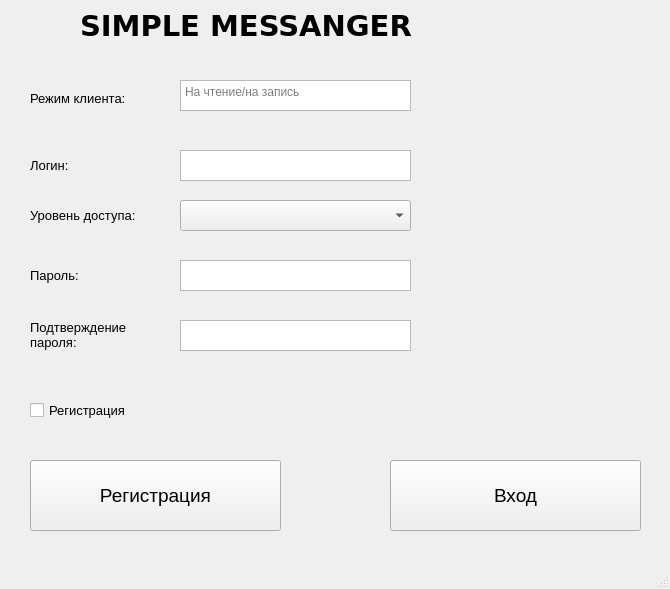
Above: GUI/messanger.ui from olga1110/ChatProg before the change. Below: the same form after it.
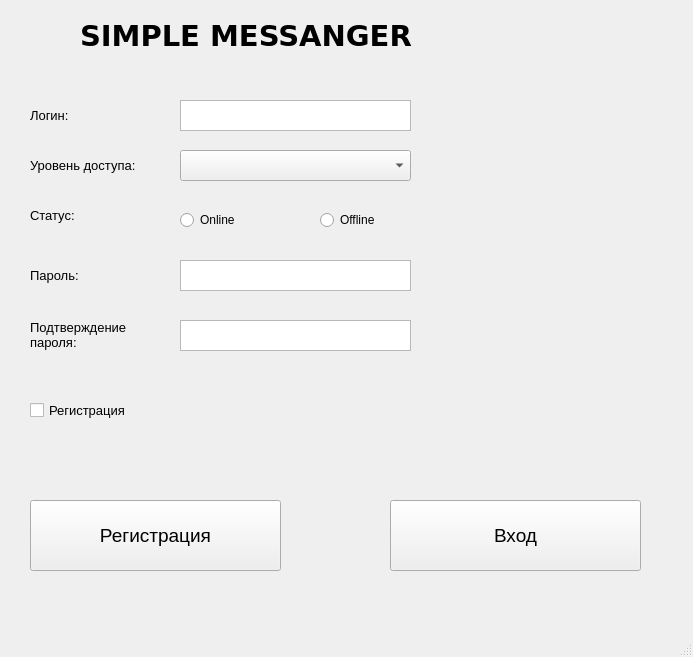
That is the form after the change.

Diff of the .ui file:
```diff
--- a/GUI/messanger.ui
+++ b/GUI/messanger.ui
@@ -6,8 +6,8 @@
    <rect>
     <x>0</x>
     <y>0</y>
-    <width>670</width>
-    <height>589</height>
+    <width>693</width>
+    <height>657</height>
    </rect>
   </property>
   <property name="windowTitle">
@@ -18,7 +18,7 @@
     <property name="geometry">
      <rect>
       <x>180</x>
-      <y>150</y>
+      <y>100</y>
       <width>231</width>
       <height>31</height>
      </rect>
@@ -28,7 +28,7 @@
     <property name="geometry">
      <rect>
       <x>30</x>
-      <y>150</y>
+      <y>100</y>
       <width>131</width>
       <height>31</height>
      </rect>
@@ -46,7 +46,7 @@
     <property name="geometry">
      <rect>
       <x>80</x>
-      <y>0</y>
+      <y>10</y>
       <width>431</width>
       <height>51</height>
      </rect>
@@ -67,7 +67,7 @@
     <property name="geometry">
      <rect>
       <x>390</x>
-      <y>460</y>
+      <y>500</y>
       <width>251</width>
       <height>71</height>
      </rect>
@@ -90,45 +90,11 @@
      <string>Return</string>
     </property>
    </widget>
-   <widget class="QLabel" name="label_3">
-    <property name="geometry">
-     <rect>
-      <x>30</x>
-      <y>90</y>
-      <width>141</width>
-      <height>16</height>
-     </rect>
-    </property>
-    <property name="font">
-     <font>
-      <pointsize>10</pointsize>
-     </font>
-    </property>
-    <property name="text">
-     <string>Режим клиента:</string>
-    </property>
-   </widget>
-   <widget class="QTextBrowser" name="mode_textBrowser">
-    <property name="geometry">
-     <rect>
-      <x>180</x>
-      <y>80</y>
-      <width>231</width>
-      <height>31</height>
-     </rect>
-    </property>
-    <property name="readOnly">
-     <bool>false</bool>
-    </property>
-    <property name="placeholderText">
-     <string>На чтение/на запись</string>
-    </property>
-   </widget>
    <widget class="QLabel" name="lev_label">
     <property name="geometry">
      <rect>
       <x>30</x>
-      <y>200</y>
+      <y>150</y>
       <width>131</width>
       <height>31</height>
      </rect>
@@ -238,7 +204,7 @@
     <property name="geometry">
      <rect>
       <x>30</x>
-      <y>460</y>
+      <y>500</y>
       <width>251</width>
       <height>71</height>
      </rect>
@@ -265,12 +231,56 @@
     <property name="geometry">
      <rect>
       <x>180</x>
-      <y>200</y>
+      <y>150</y>
       <width>231</width>
       <height>31</height>
      </rect>
     </property>
    </widget>
+   <widget class="QLabel" name="lev_label_2">
+    <property name="geometry">
+     <rect>
+      <x>30</x>
+      <y>200</y>
+      <width>131</width>
+      <height>31</height>
+     </rect>
+    </property>
+    <property name="font">
+     <font>
+      <pointsize>10</pointsize>
+     </font>
+    </property>
+    <property name="text">
+     <string>Статус:</string>
+    </property>
+   </widget>
+   <widget class="QRadioButton" name="online_RB">
+    <property name="geometry">
+     <rect>
+      <x>180</x>
+      <y>210</y>
+      <width>95</width>
+      <height>20</height>
+     </rect>
+    </property>
+    <property name="text">
+     <string>Online</string>
+    </property>
+   </widget>
+   <widget class="QRadioButton" name="offline_RB">
+    <property name="geometry">
+     <rect>
+      <x>320</x>
+      <y>210</y>
+      <width>95</width>
+      <height>20</height>
+     </rect>
+    </property>
+    <property name="text">
+     <string>Offline</string>
+    </property>
+   </widget>
   </widget>
   <widget class="QMenuBar" name="menubar">
    <property name="geometry">
```
Left out of the diff: 2 changed lines with no effect on the pictures.
